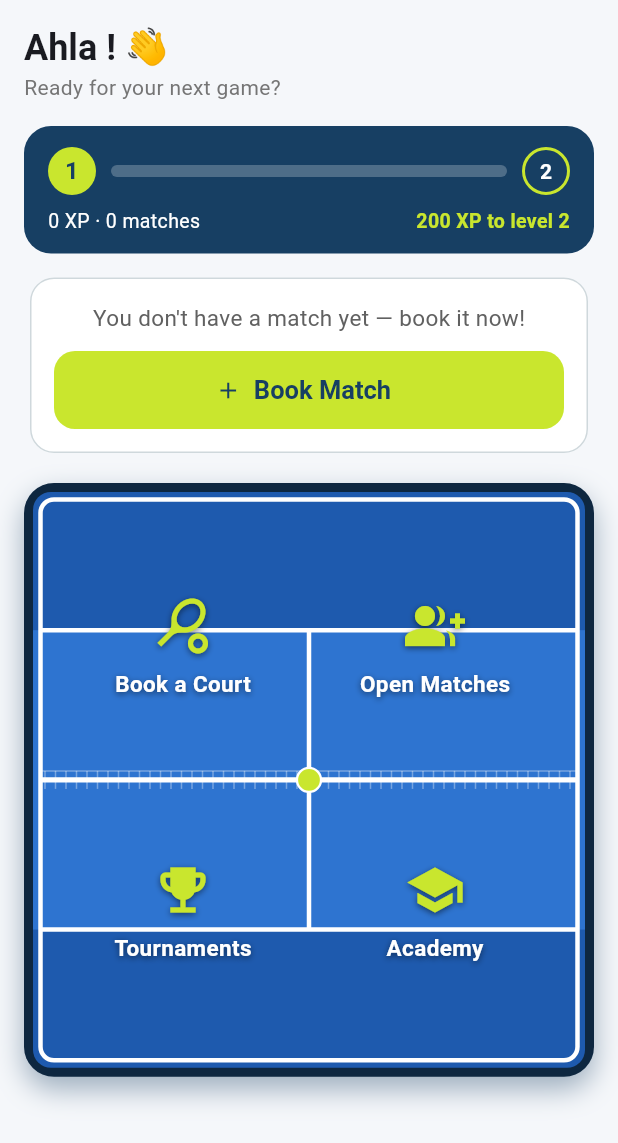
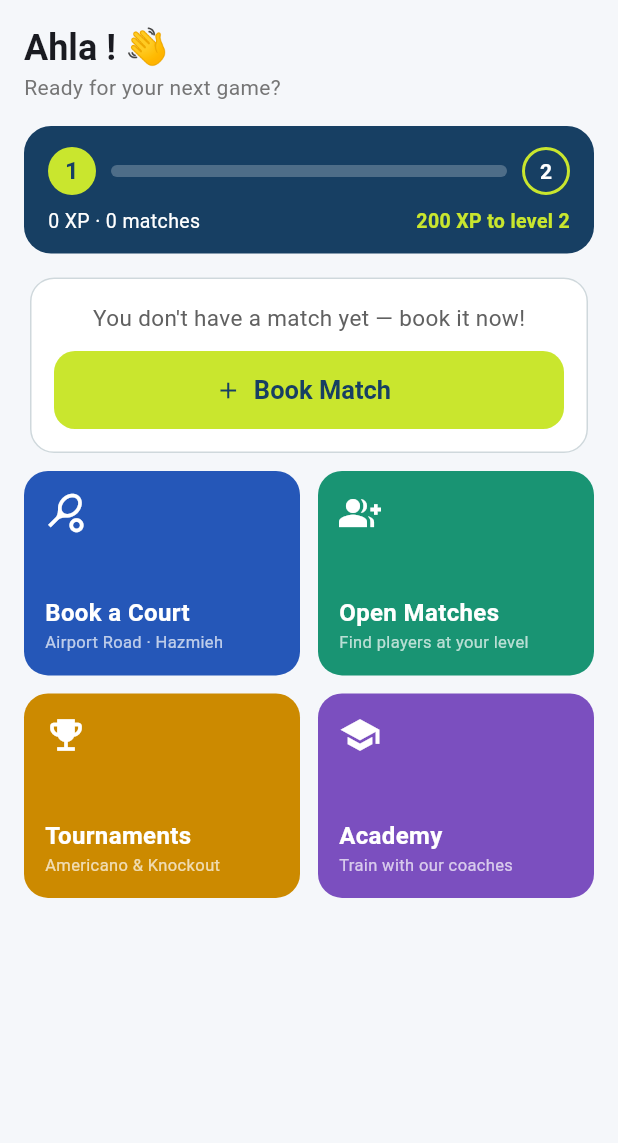
Before and after one commit to basharrahhaliq-cell/Padel-app, a Flutter app: the HomeScreen widget shown alone on an empty page, opened directly with empty values, on a phone screen of 412 x 824 dp. Shown: the top 1143 px of the screen. Run offline on Flutter 3.47's test engine with Material 3 defaults, Android fonts, the phone set to English and light mode, and no system bars; our stand-ins replace cloud_firestore, firebase_auth, firebase_core, firebase_messaging, flutter_local_notifications, flutter_timezone and 7 more; accounts and stored records are empty.

Commit message:
Revert home screen to the 2x2 card layout
Rolled back the padel-court home design per the owner's preference;
restored the clean colored action-card grid (Book a Court, Open
Matches, Tournaments, Academy). All other work is unchanged.

Co-Authored-By: Claude Fable 5 <noreply@anthropic.com>
Claude-Session: https://claude.ai/code/session_01Aw5U5LBdLKqLreCcoJxRFP

```diff
--- a/lib/src/screens/customer/home_screen.dart
+++ b/lib/src/screens/customer/home_screen.dart
@@ -50,8 +50,46 @@ class HomeScreen extends StatelessWidget {
         const SizedBox(height: 12),
         _WalletChip(profile: profile),
         _NextGameCard(profile: profile),
-        const SizedBox(height: 16),
-        _CourtActions(profile: profile, onGoToTab: onGoToTab),
+        const SizedBox(height: 8),
+        GridView.count(
+          crossAxisCount: 2,
+          shrinkWrap: true,
+          physics: const NeverScrollableScrollPhysics(),
+          mainAxisSpacing: 12,
+          crossAxisSpacing: 12,
+          childAspectRatio: 1.35,
+          children: [
+            _ActionCard(
+              icon: Icons.sports_tennis,
+              title: 'Book a Court',
+              subtitle: 'Airport Road · Hazmieh',
+              color: AppTheme.courtBlue,
+              onTap: () => Navigator.of(context).push(MaterialPageRoute(
+                  builder: (_) => BranchPickerScreen(profile: profile))),
+            ),
+            _ActionCard(
+              icon: Icons.group_add,
+              title: 'Open Matches',
+              subtitle: 'Find players at your level',
+              color: const Color(0xFF199473),
+              onTap: () => onGoToTab(1),
+            ),
+            _ActionCard(
+              icon: Icons.emoji_events,
+              title: 'Tournaments',
+              subtitle: 'Americano & Knockout',
+              color: const Color(0xFFCC8A00),
+              onTap: () => onGoToTab(2),
+            ),
+            _ActionCard(
+              icon: Icons.school,
+              title: 'Academy',
+              subtitle: 'Train with our coaches',
+              color: const Color(0xFF7B4FBF),
+              onTap: () => onGoToTab(3),
+            ),
+          ],
+        ),
         _PackagesStrip(profile: profile),
         _TournamentsStrip(profile: profile, onShowAll: () => onGoToTab(2)),
       ],
@@ -465,181 +503,56 @@ class _TournamentsStrip extends StatelessWidget {
   }
 }
 
-/// The four main actions laid out on a top-down padel court: the net
-/// runs across the middle and the centre service line splits left/right,
-/// so the four zones become the four shortcuts.
-class _CourtActions extends StatelessWidget {
-  final AppUser profile;
-  final void Function(int tab) onGoToTab;
+class _ActionCard extends StatelessWidget {
+  final IconData icon;
+  final String title;
+  final String subtitle;
+  final Color color;
+  final VoidCallback onTap;
 
-  const _CourtActions({required this.profile, required this.onGoToTab});
+  const _ActionCard({
+    required this.icon,
+    required this.title,
+    required this.subtitle,
+    required this.color,
+    required this.onTap,
+  });
 
   @override
   Widget build(BuildContext context) {
-    final zones = <(IconData, String, VoidCallback)>[
-      (
-        Icons.sports_tennis,
-        'Book a Court',
-        () => Navigator.of(context).push(MaterialPageRoute(
-            builder: (_) => BranchPickerScreen(profile: profile)))
-      ),
-      (Icons.group_add, 'Open Matches', () => onGoToTab(1)),
-      (Icons.emoji_events, 'Tournaments', () => onGoToTab(2)),
-      (Icons.school, 'Academy', () => onGoToTab(3)),
-    ];
-    return AspectRatio(
-      aspectRatio: 0.96,
-      child: Container(
-        // Dark "cage" frame around the court.
-        padding: const EdgeInsets.all(6),
-        decoration: BoxDecoration(
-          color: const Color(0xFF0E2740),
-          borderRadius: BorderRadius.circular(20),
-          boxShadow: [
-            BoxShadow(
-                color: AppTheme.courtBlueDark.withValues(alpha: 0.4),
-                blurRadius: 16,
-                offset: const Offset(0, 8)),
-          ],
-        ),
-        child: CustomPaint(
-          painter: _CourtPainter(),
-          child: Padding(
-            // Keep the buttons inside the painted boundary line.
-            padding: const EdgeInsets.all(16),
-            child: Column(
-              children: [
-                for (var row = 0; row < 2; row++)
-                  Expanded(
-                    child: Row(
-                      children: [
-                        for (var col = 0; col < 2; col++)
-                          Expanded(
-                            child: _CourtZone(
-                              icon: zones[row * 2 + col].$1,
-                              label: zones[row * 2 + col].$2,
-                              onTap: zones[row * 2 + col].$3,
-                            ),
-                          ),
-                      ],
-                    ),
-                  ),
-              ],
-            ),
-          ),
-        ),
-      ),
-    );
-  }
-}
-
-/// One tappable quarter of the court: a readable chip centred in the
-/// zone so it never touches the painted lines.
-class _CourtZone extends StatelessWidget {
-  final IconData icon;
-  final String label;
-  final VoidCallback onTap;
-
-  const _CourtZone(
-      {required this.icon, required this.label, required this.onTap});
-
-  @override
-  Widget build(BuildContext context) {
-    // Just the icon and its label sitting in the court space — no
-    // circle, no box.
-    const shadow = [
-      Shadow(color: Colors.black54, blurRadius: 5, offset: Offset(0, 1)),
-    ];
     return InkWell(
       borderRadius: BorderRadius.circular(16),
       onTap: onTap,
-      child: Center(
+      child: Container(
+        padding: const EdgeInsets.all(14),
+        decoration: BoxDecoration(
+          color: color,
+          borderRadius: BorderRadius.circular(16),
+        ),
         child: Column(
-          mainAxisSize: MainAxisSize.min,
+          crossAxisAlignment: CrossAxisAlignment.start,
           children: [
-            Icon(icon, color: AppTheme.ballLime, size: 40, shadows: shadow),
-            const SizedBox(height: 8),
+            Icon(icon, color: Colors.white, size: 28),
+            const Spacer(),
             FittedBox(
               fit: BoxFit.scaleDown,
-              child: Text(label,
-                  textAlign: TextAlign.center,
+              child: Text(title,
                   style: const TextStyle(
                       color: Colors.white,
-                      fontSize: 15,
-                      fontWeight: FontWeight.bold,
-                      shadows: shadow)),
+                      fontSize: 16,
+                      fontWeight: FontWeight.bold)),
+            ),
+            FittedBox(
+              fit: BoxFit.scaleDown,
+              child: Text(subtitle,
+                  style: const TextStyle(
+                      color: Colors.white70, fontSize: 11)),
             ),
           ],
         ),
       ),
     );
   }
-}
-
-/// Paints the padel court: two-tone blue surface, crisp white lines,
-/// and a centre net with a ball resting on it.
-class _CourtPainter extends CustomPainter {
-  @override
-  void paint(Canvas canvas, Size size) {
-    final w = size.width, h = size.height;
-    final court = RRect.fromRectAndRadius(
-        Rect.fromLTWH(0, 0, w, h), const Radius.circular(12));
-
-    // Base surface (deeper blue) + lighter service-box band for the
-    // classic two-tone padel look.
-    canvas.drawRRect(court, Paint()..color = const Color(0xFF1E5AAE));
-    canvas.save();
-    canvas.clipRRect(court);
-    canvas.drawRect(Rect.fromLTWH(0, h * 0.24, w, h * 0.52),
-        Paint()..color = const Color(0xFF2E74D0));
-    canvas.restore();
-
-    final line = Paint()
-      ..color = Colors.white
-      ..style = PaintingStyle.stroke
-      ..strokeWidth = 3;
-
-    // Outer boundary.
-    canvas.drawRRect(
-        RRect.fromRectAndRadius(Rect.fromLTWH(5, 5, w - 10, h - 10),
-            const Radius.circular(9)),
-        line);
-
-    final midY = h / 2, midX = w / 2;
-    // Service lines + centre service line.
-    canvas.drawLine(Offset(5, h * 0.24), Offset(w - 5, h * 0.24), line);
-    canvas.drawLine(Offset(5, h * 0.76), Offset(w - 5, h * 0.76), line);
-    canvas.drawLine(Offset(midX, h * 0.24), Offset(midX, h * 0.76), line);
-
-    // Net: fine mesh + a solid white top tape across the middle.
-    final mesh = Paint()
-      ..color = Colors.white.withValues(alpha: 0.35)
-      ..strokeWidth = 1;
-    for (double x = 8; x < w - 8; x += 7) {
-      canvas.drawLine(Offset(x, midY - 6), Offset(x, midY + 6), mesh);
-    }
-    canvas.drawLine(Offset(5, midY - 6), Offset(w - 5, midY - 6), mesh);
-    canvas.drawLine(
-        Offset(5, midY),
-        Offset(w - 5, midY),
-        Paint()
-          ..color = Colors.white
-          ..strokeWidth = 3.5);
-
-    // A padel ball resting on the centre of the net.
-    canvas.drawCircle(Offset(midX, midY),
-        8, Paint()..color = AppTheme.ballLime);
-    canvas.drawCircle(
-        Offset(midX, midY),
-        8,
-        Paint()
-          ..color = Colors.white
-          ..style = PaintingStyle.stroke
-          ..strokeWidth = 1.5);
-  }
-
-  @override
-  bool shouldRepaint(covariant CustomPainter oldDelegate) => false;
 }
 
 /// Swipeable promo cards managed by the owner (announcements only).
```
